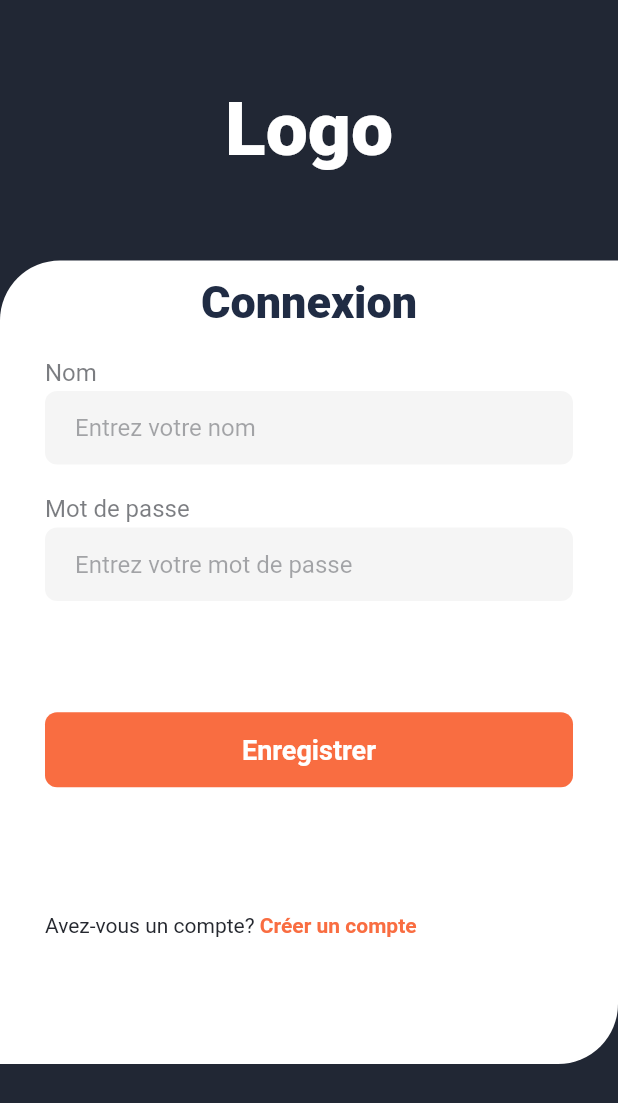
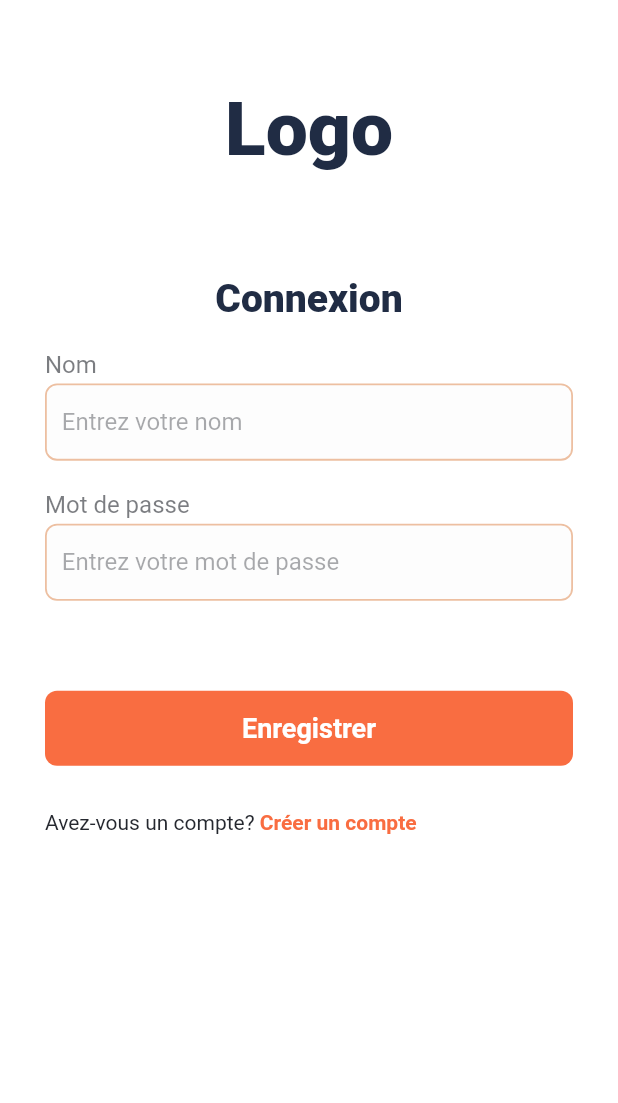
Before and after one commit to Keep-project/bstore-frontend, a Flutter app: the screen it shows after launch, on a phone screen of 412 x 824 dp. Shown: the top 1103 px of the screen. Run offline on Flutter 3.47's test engine with Material 2 defaults, Android fonts, the light colour scheme and no system bars; our stand-ins replace dio, get, shared_preferences.

Commit message:
Modification du design des page de connexion et delogin

```diff
--- a/lib/components/custom_text_field.dart
+++ b/lib/components/custom_text_field.dart
@@ -32,9 +32,13 @@ class CustomTextField extends StatelessWidget {
         const SizedBox(height: 3),
         Container(
           padding: const EdgeInsets.symmetric(
-              horizontal: kDefaultPadding / 2, vertical: kDefaultPadding / 2),
+              vertical: kDefaultPadding / 2),
           decoration: BoxDecoration(
-              color: Colors.grey.withOpacity(.102),
+              color: Colors.grey.withOpacity(.02),
+              border:Border.all(
+                width: 1.2,
+                color: kOrangeColor39.withOpacity(0.42),
+              ),
               borderRadius: BorderRadius.circular(8)),
           child: TextField(
             controller: controller!,
--- a/lib/models/response_data_model.dart/register_model.dart
+++ b/lib/models/response_data_model.dart/register_model.dart
@@ -1,4 +1,81 @@
+import 'dart:convert';
 
 class RegisterResponseModel {
+  final int? status;
+  final bool? success;
+  final String? message;
+  final User? results;
 
+  RegisterResponseModel(
+      {this.status, this.success, this.message, this.results});
+
+  factory RegisterResponseModel.fromJson(String string) =>
+      RegisterResponseModel.fromMap(json.decode(string));
+
+  factory RegisterResponseModel.fromMap(Map<String, dynamic> json) =>
+      RegisterResponseModel(
+        status: json['status'] ?? 0,
+        success: json['success'] ?? true,
+        message: json['message'] ?? "",
+        results: json['results'] == null ? null : User.fromMap(json['results']),
+      );
+
+  Map<String, dynamic> toMap() => {
+        'status': status,
+        'success': success,
+        'message': message,
+        'results': results,
+      };
+
+  String toJson() => json.encode(toMap());
 }
+
+class User {
+  final int? id;
+  final String? username;
+  final String? prenom;
+  final String? nom;
+  final String? avatar;
+  final String? email;
+  final bool? is_staff;
+  final bool? is_active;
+  final DateTime? date_joined;
+
+  User(
+      {this.id,
+      this.username,
+      this.prenom,
+      this.nom,
+      this.avatar,
+      this.email,
+      this.is_staff,
+      this.is_active,
+      this.date_joined});
+
+  factory User.fromJson(String string) => User.fromMap(json.decode(string));
+  factory User.fromMap(Map<String, dynamic> json) => User(
+        id: json['id'] ?? 0,
+        username: json['username'] ?? "",
+        prenom: json['prenom'] ?? "",
+        nom: json['nom'] ?? "",
+        avatar: json['get_avatar_url'] ?? "",
+        is_staff: json['is_active'] ?? true,
+        is_active: json['is_active'] ?? true,
+        date_joined: DateTime.parse(json['date_joined']),
+      );
+
+      Map<String,dynamic> toMap() => {
+        'id':id,
+        'username':username,
+        'prenom':prenom,
+        'nom': nom,
+        'avatar':avatar,
+        'email':email,
+        'is_staff': is_staff,
+        'is_active': is_active,
+        'date_joined': date_joined ,
+
+      };
+
+      String toJson() => json.encode(toMap());
+}
--- a/lib/router/app_pages.dart
+++ b/lib/router/app_pages.dart
@@ -2,6 +2,7 @@
 
 
 import 'package:bstore/router/app_router.dart';
+import 'package:bstore/screens/book_form/book_form.dart';
 import 'package:bstore/screens/dashbord/dashbord.dart';
 import 'package:bstore/screens/details/detail.dart';
 import 'package:bstore/screens/home/home.dart';
@@ -42,6 +43,11 @@ class AppPages{
         name: AppRoutes.SEARCH,
         page: () => const SearchScreen(),
         binding: SearchBinding()),
+
+    GetPage(
+        name: AppRoutes.BOOKFORM,
+        page: () => const BookFormScreen(),
+        binding: BookFormScreenBinding()),
   ];
 
 }
--- a/lib/router/app_router.dart
+++ b/lib/router/app_router.dart
@@ -7,4 +7,5 @@ class AppRoutes{
   static const String DETAILS = "/detail";
   static const String DASHBORD = "/dashbord";
   static const String SEARCH = "/search";
+  static const String BOOKFORM = "/book_form";
 }
--- a/lib/screens/login/login_controller.dart
+++ b/lib/screens/login/login_controller.dart
@@ -30,7 +30,7 @@ class LoginScreenController extends GetxController{
   Future verifyToken() async{
     if ( await _localAuth.hasAuthToken()){
       Future.delayed(const Duration(milliseconds: 1000), () {
-        Get.toNamed(AppRoutes.HOME);
+        Get.toNamed(AppRoutes.BOOKFORM);
       });
 
     }
--- a/lib/screens/login/login_screen.dart
+++ b/lib/screens/login/login_screen.dart
@@ -17,7 +17,6 @@ class LoginScreen extends GetView<LoginScreenController> {
   Widget build(BuildContext context) {
     return SafeArea(
       child: Scaffold(
-        backgroundColor: kBlueDark,
         body: SingleChildScrollView(
           child: GetBuilder<LoginScreenController>(
             builder: (controller) {
@@ -32,7 +31,7 @@ class LoginScreen extends GetView<LoginScreenController> {
                       child: Text(
                         "Logo",
                         style: TextStyle(
-                          color: kWhiteColor,
+                          color: kDarkColor86,
                           fontWeight: FontWeight.w900,
                           fontSize: 50,
                         ),
@@ -60,7 +59,7 @@ class LoginScreen extends GetView<LoginScreenController> {
                                 style: TextStyle(
                                   color: kDarkColor86,
                                   fontWeight: FontWeight.w900,
-                                  fontSize: 30,
+                                  fontSize: 26,
                                 ),
                               ),
                               const SizedBox(height: 20),
@@ -76,9 +75,9 @@ class LoginScreen extends GetView<LoginScreenController> {
                                 helpText: "Mot de passe",
                                 iconData: CupertinoIcons.eye_fill,
                               ),
-                              const Spacer(),
+                             const SizedBox(height: kDefaultPadding*3),
                               CustomButton(onTap: () async { await controller.login();},),
-                              const Spacer(),
+                              const SizedBox(height: kDefaultPadding),
                               Row(
                                 children: [
                                   const Text("Avez-vous un compte? ",
@@ -100,7 +99,6 @@ class LoginScreen extends GetView<LoginScreenController> {
                                   ),
                                 ],
                               ),
-                              const Spacer(),
                             ],
                           ),
                         )),
```
Also changed, not shown: lib/models/request_data_model.dart/livre_model.dart (+26 -20 lines), lib/screens/register/register_screen.dart (+6 -12 lines).
